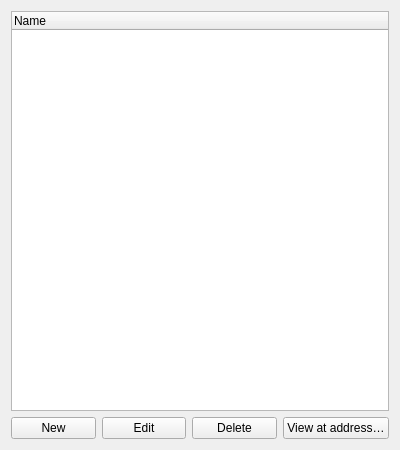
This is GUI/Widgets/Structures/Form/StructuresWindow.ui in korcankaraokcu/PINCE as Qt 5 draws it before an edit. The edited form follows.
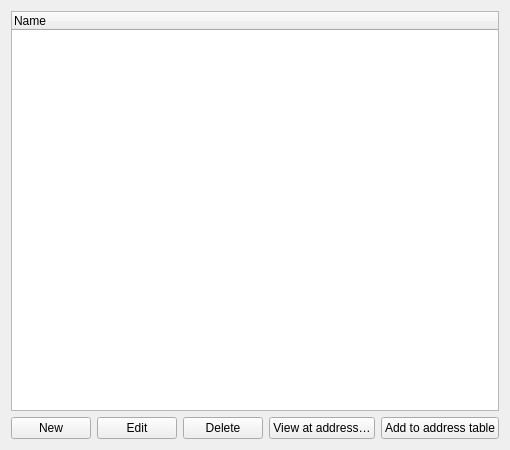
This is the edited form.

Commit message: Add Struct support to the address table

Diff of the .ui file:
```diff
--- a/GUI/Widgets/Structures/Form/StructuresWindow.ui
+++ b/GUI/Widgets/Structures/Form/StructuresWindow.ui
@@ -19,6 +19,7 @@
      <item><widget class="QPushButton" name="pushButton_Edit"><property name="text"><string>Edit</string></property></widget></item>
      <item><widget class="QPushButton" name="pushButton_Delete"><property name="text"><string>Delete</string></property></widget></item>
      <item><widget class="QPushButton" name="pushButton_ViewAtAddress"><property name="text"><string>View at address…</string></property></widget></item>
+     <item><widget class="QPushButton" name="pushButton_AddToTable"><property name="text"><string>Add to address table</string></property></widget></item>
     </layout>
    </item>
   </layout>
```
The commit also changes 8 other files.
